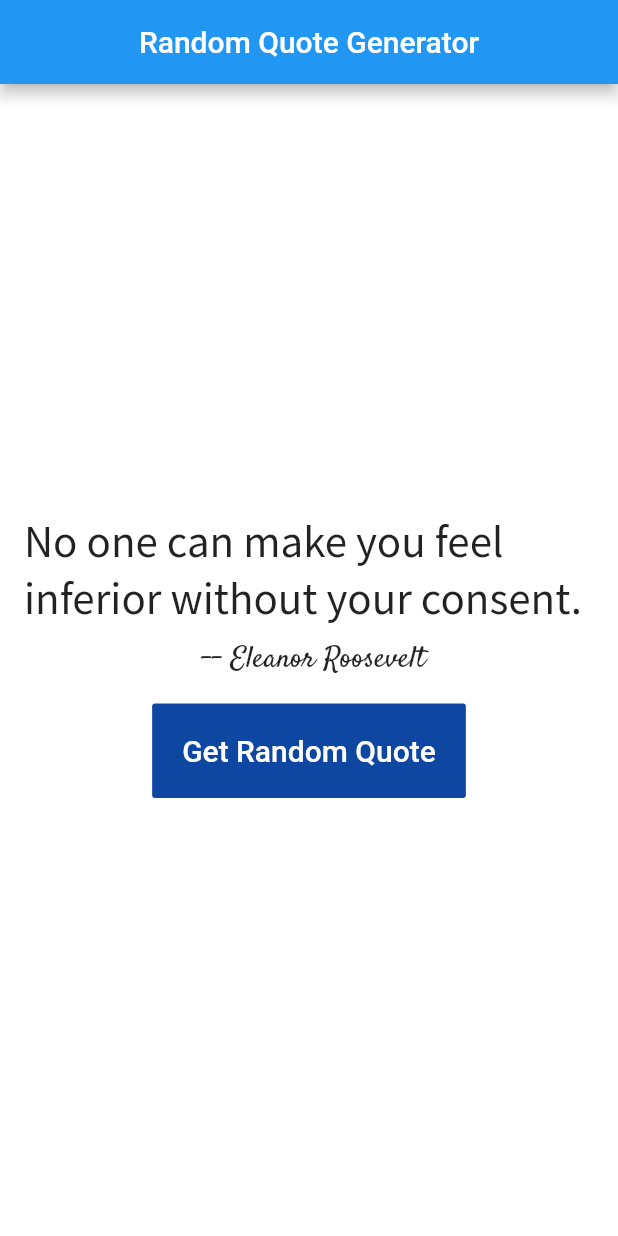
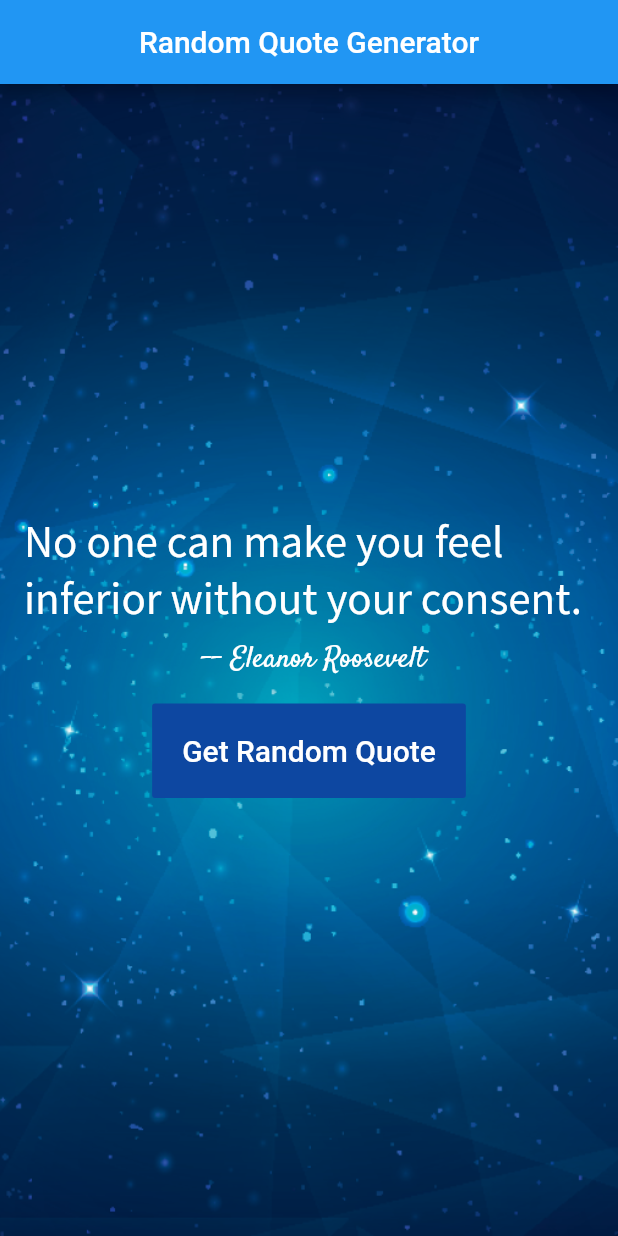
Before and after one commit to Hoxtygen/-random_quote_generator_flutter, a Flutter app: the screen it shows after launch, on a phone screen of 412 x 824 dp. Run offline on Flutter 3.47's test engine with Material 2 defaults, Android fonts, the phone set to English and light mode, and no system bars.

Commit message:
Add background image and change text color

```diff
--- a/lib/main.dart
+++ b/lib/main.dart
@@ -37,7 +37,13 @@ class _QuotePageState extends State<QuotePage> {
         title: Text(widget.title),
       ),
       body: Container(
-        color: Colors.white,
+        decoration: BoxDecoration(
+          image: DecorationImage(
+            image: AssetImage("images/background.png"),
+            fit: BoxFit.fill,
+          ),
+        ),
+        // color: Colors.white,
         child: Padding(
           padding: const EdgeInsets.all(8.0),
           child: Column(
@@ -51,6 +57,7 @@ class _QuotePageState extends State<QuotePage> {
                   style: TextStyle(
                     fontSize: 30.0,
                     fontFamily: "Source Sans Pro",
+                    color: Colors.white,
                   ),
                 ),
               ),
@@ -60,6 +67,7 @@ class _QuotePageState extends State<QuotePage> {
                   style: TextStyle(
                     fontSize: 20.0,
                     fontFamily: "Satisfy",
+                    color: Colors.white,
                   ),
                 ),
               ),
--- a/pubspec.yaml
+++ b/pubspec.yaml
@@ -45,8 +45,8 @@ flutter:
   uses-material-design: true
 
   # To add assets to your application, add an assets section, like this:
-  # assets:
-  #   - images/a_dot_burr.jpeg
+  assets:
+     - images/
   #   - images/a_dot_ham.jpeg
 
   # An image asset can refer to one or more resolution-specific "variants", see
```
Also changed, not shown: images/background.png (added).
